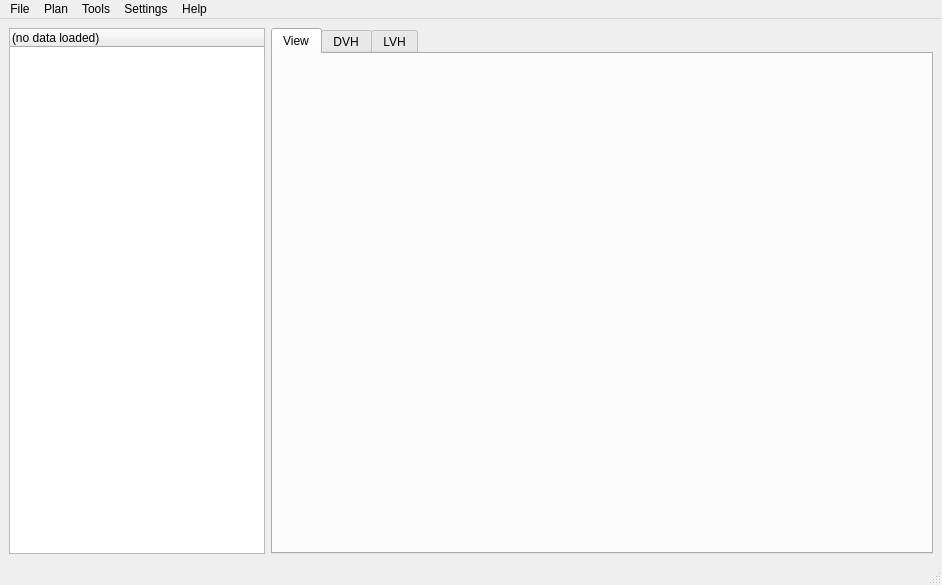
pytrip/pytripgui, file pytripgui/view/main_window.ui: the form before one commit.
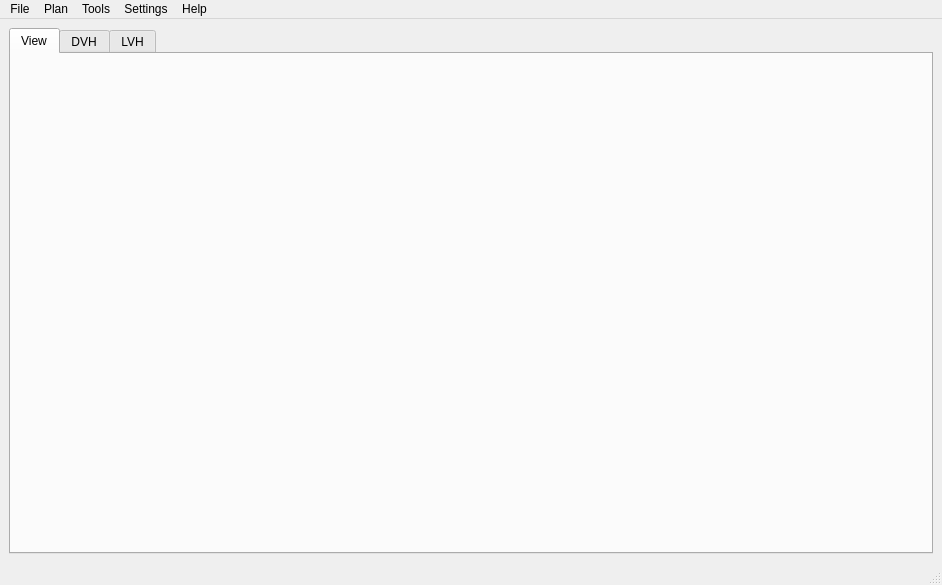
The form after the commit. Icons and pictures are not drawn.

Commit message: [WIP] Lukasz work on tree (#275)

```diff
--- a/pytripgui/view/main_window.ui
+++ b/pytripgui/view/main_window.ui
@@ -15,21 +15,6 @@
   </property>
   <widget class="QWidget" name="centralwidget">
    <layout class="QHBoxLayout" name="horizontalLayout_2">
-    <item>
-     <widget class="QTreeWidget" name="patient_treeWidget">
-      <property name="sizePolicy">
-       <sizepolicy hsizetype="Maximum" vsizetype="Expanding">
-        <horstretch>0</horstretch>
-        <verstretch>0</verstretch>
-       </sizepolicy>
-      </property>
-      <column>
-       <property name="text">
-        <string>(no data loaded)</string>
-       </property>
-      </column>
-     </widget>
-    </item>
     <item>
      <widget class="QTabWidget" name="tabWidget">
       <property name="currentIndex">
```
Left out of the diff: 97 changed lines with no effect on the pictures. The commit also changes 27 other files.
